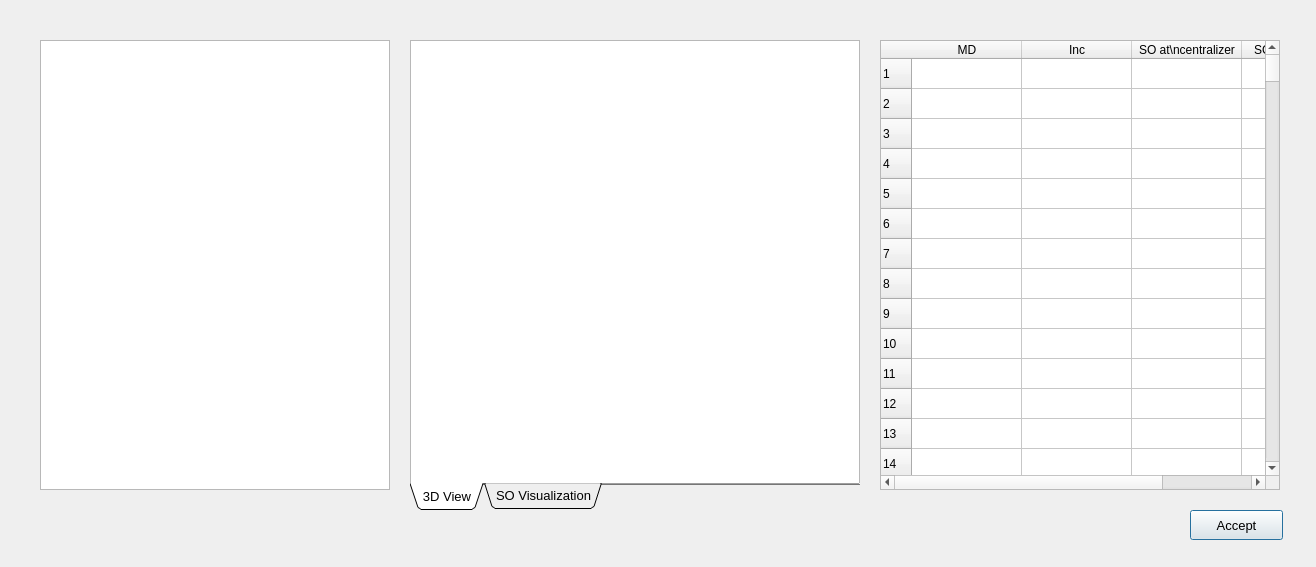
First picture: the form in LocationSetup_Vst.ui, repository Ivanfdezr/CentralSoftware, before the edit.
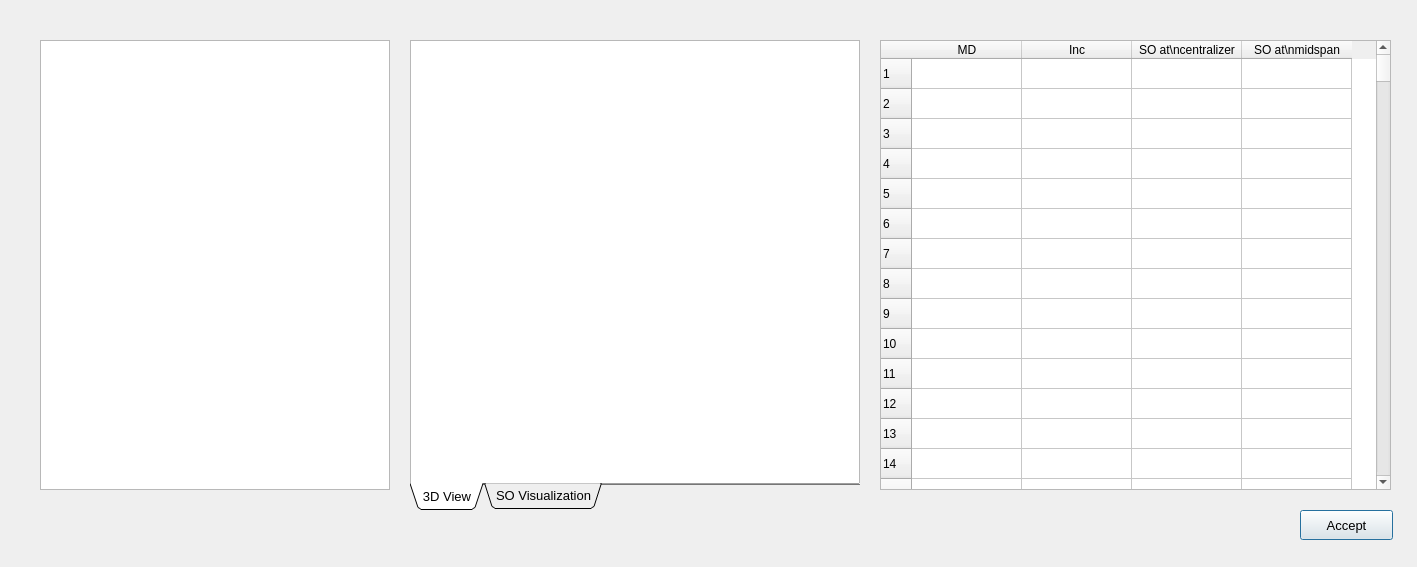
Second picture: the form after the edit. Custom widgets are drawn as their Qt base class.

Patch:
```diff
--- a/LocationSetup_Vst.ui
+++ b/LocationSetup_Vst.ui
@@ -6,7 +6,7 @@
    <rect>
     <x>0</x>
     <y>0</y>
-    <width>1316</width>
+    <width>1417</width>
     <height>567</height>
    </rect>
   </property>
@@ -31,7 +31,7 @@
     <rect>
      <x>880</x>
      <y>40</y>
-     <width>400</width>
+     <width>511</width>
      <height>450</height>
     </rect>
    </property>
@@ -1071,7 +1071,7 @@
   <widget class="QPushButton" name="lsAccept_pushButton">
    <property name="geometry">
     <rect>
-     <x>1190</x>
+     <x>1300</x>
      <y>510</y>
      <width>93</width>
      <height>30</height>
```
